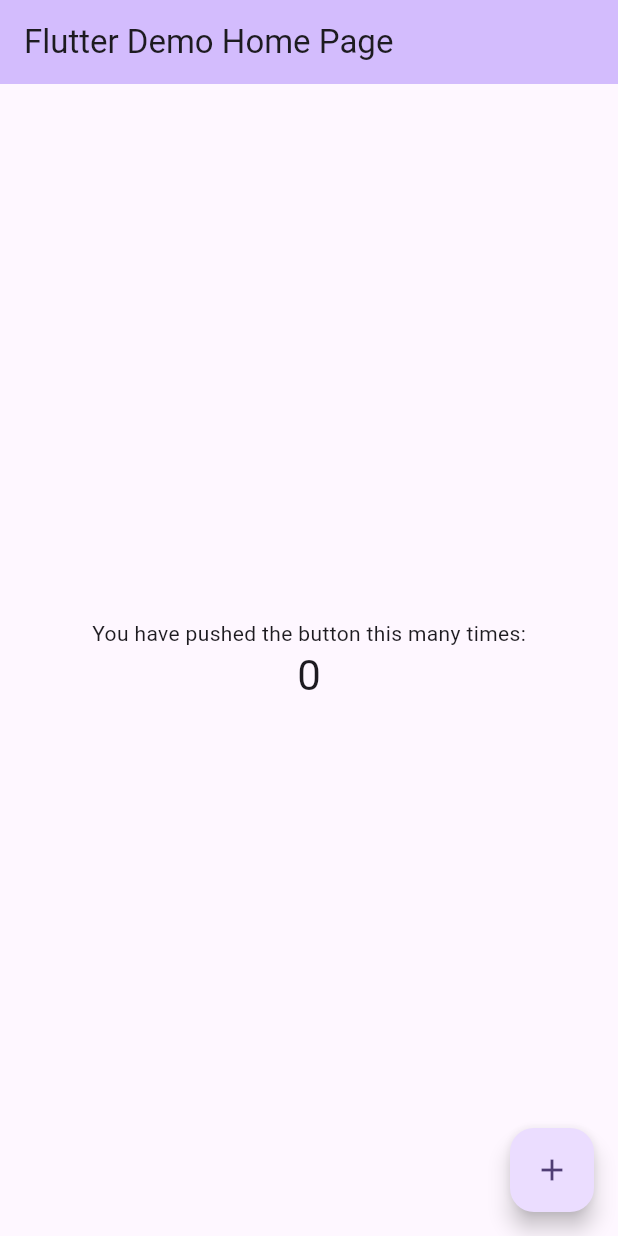
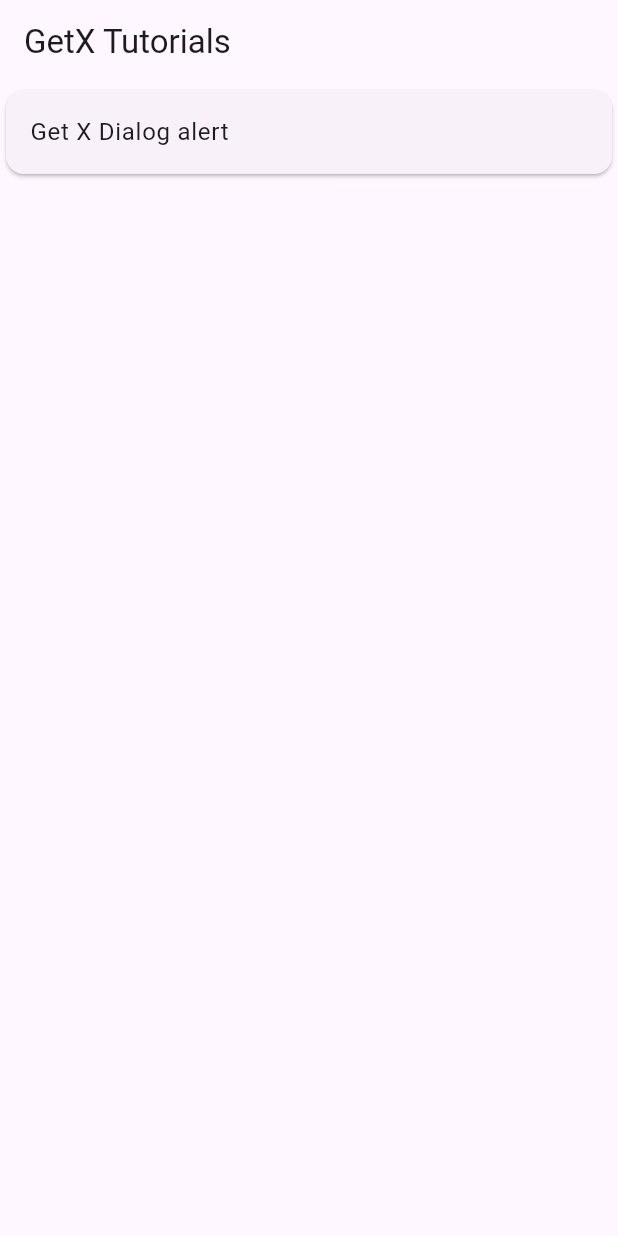
Before and after one commit to Umair-Amjad-Ali/Getx, a Flutter app: the screen it shows after launch, on a phone screen of 412 x 824 dp. Run offline on Flutter 3.47's test engine with Material 3 defaults, Android fonts, the phone set to English and light mode, and no system bars; our stand-ins replace get.

Commit message:
`Updated main.dart to use GetMaterialApp and GetX`

```diff
--- /dev/null
+++ b/lib/home_screen.dart
@@ -0,0 +1,30 @@
+import 'package:flutter/material.dart';
+import 'package:get_x/gender_icon.dart';
+
+class HomeScreen extends StatefulWidget {
+  const HomeScreen({super.key});
+
+  @override
+  State<HomeScreen> createState() => _HomeScreenState();
+}
+
+class _HomeScreenState extends State<HomeScreen> {
+  @override
+  Widget build(BuildContext context) {
+    return Scaffold(
+      appBar: AppBar(
+        title: const Text('GetX Tutorials'),
+      ),
+      body: Column(
+        // mainAxisAlignment: MainAxisAlignment.center,
+        children: [
+          Card(
+            child: ListTile(
+              title: const Text("Get X Dialog alert"),
+            ),
+          )
+        ],
+      ),
+    );
+  }
+}
--- a/lib/main.dart
+++ b/lib/main.dart
@@ -1,4 +1,6 @@
 import 'package:flutter/material.dart';
+import 'package:get/get.dart';
+import 'package:get_x/home_screen.dart';
 
 void main() {
   runApp(const MyApp());
@@ -10,116 +12,12 @@ class MyApp extends StatelessWidget {
   // This widget is the root of your application.
   @override
   Widget build(BuildContext context) {
-    return MaterialApp(
-      title: 'Flutter Demo',
-      theme: ThemeData(
-        // This is the theme of your application.
-        //
-        // TRY THIS: Try running your application with "flutter run". You'll see
-        // the application has a purple toolbar. Then, without quitting the app,
-        // try changing the seedColor in the colorScheme below to Colors.green
-        // and then invoke "hot reload" (save your changes or press the "hot
-        // reload" button in a Flutter-supported IDE, or press "r" if you used
-        // the command line to start the app).
-        //
-        // Notice that the counter didn't reset back to zero; the application
-        // state is not lost during the reload. To reset the state, use hot
-        // restart instead.
-        //
-        // This works for code too, not just values: Most code changes can be
-        // tested with just a hot reload.
-        colorScheme: ColorScheme.fromSeed(seedColor: Colors.deepPurple),
-        useMaterial3: true,
-      ),
-      home: const MyHomePage(title: 'Flutter Demo Home Page'),
-    );
+    return GetMaterialApp(
+        title: 'Flutter Demo',
+        theme: ThemeData(
+          colorScheme: ColorScheme.fromSeed(seedColor: Colors.deepPurple),
+          useMaterial3: true,
+        ),
+        home: const HomeScreen());
   }
 }
-
-class MyHomePage extends StatefulWidget {
-  const MyHomePage({super.key, required this.title});
-
-  // This widget is the home page of your application. It is stateful, meaning
-  // that it has a State object (defined below) that contains fields that affect
-  // how it looks.
-
-  // This class is the configuration for the state. It holds the values (in this
-  // case the title) provided by the parent (in this case the App widget) and
-  // used by the build method of the State. Fields in a Widget subclass are
-  // always marked "final".
-
-  final String title;
-
-  @override
-  State<MyHomePage> createState() => _MyHomePageState();
-}
-
-class _MyHomePageState extends State<MyHomePage> {
-  int _counter = 0;
-
-  void _incrementCounter() {
-    setState(() {
-      // This call to setState tells the Flutter framework that something has
-      // changed in this State, which causes it to rerun the build method below
-      // so that the display can reflect the updated values. If we changed
-      // _counter without calling setState(), then the build method would not be
-      // called again, and so nothing would appear to happen.
-      _counter++;
-    });
-  }
-
-  @override
-  Widget build(BuildContext context) {
-    // This method is rerun every time setState is called, for instance as done
-    // by the _incrementCounter method above.
-    //
-    // The Flutter framework has been optimized to make rerunning build methods
-    // fast, so that you can just rebuild anything that needs updating rather
-    // than having to individually change instances of widgets.
-    return Scaffold(
-      appBar: AppBar(
-        // TRY THIS: Try changing the color here to a specific color (to
-        // Colors.amber, perhaps?) and trigger a hot reload to see the AppBar
-        // change color while the other colors stay the same.
-        backgroundColor: Theme.of(context).colorScheme.inversePrimary,
-        // Here we take the value from the MyHomePage object that was created by
-        // the App.build method, and use it to set our appbar title.
-        title: Text(widget.title),
-      ),
-      body: Center(
-        // Center is a layout widget. It takes a single child and positions it
-        // in the middle of the parent.
-        child: Column(
-          // Column is also a layout widget. It takes a list of children and
-          // arranges them vertically. By default, it sizes itself to fit its
-          // children horizontally, and tries to be as tall as its parent.
-          //
-          // Column has various properties to control how it sizes itself and
-          // how it positions its children. Here we use mainAxisAlignment to
-          // center the children vertically; the main axis here is the vertical
-          // axis because Columns are vertical (the cross axis would be
-          // horizontal).
-          //
-          // TRY THIS: Invoke "debug painting" (choose the "Toggle Debug Paint"
-          // action in the IDE, or press "p" in the console), to see the
-          // wireframe for each widget.
-          mainAxisAlignment: MainAxisAlignment.center,
-          children: <Widget>[
-            const Text(
-              'You have pushed the button this many times:',
-            ),
-            Text(
-              '$_counter',
-              style: Theme.of(context).textTheme.headlineMedium,
-            ),
-          ],
-        ),
-      ),
-      floatingActionButton: FloatingActionButton(
-        onPressed: _incrementCounter,
-        tooltip: 'Increment',
-        child: const Icon(Icons.add),
-      ), // This trailing comma makes auto-formatting nicer for build methods.
-    );
-  }
-}
--- a/pubspec.yaml
+++ b/pubspec.yaml
@@ -34,6 +34,7 @@ dependencies:
   # The following adds the Cupertino Icons font to your application.
   # Use with the CupertinoIcons class for iOS style icons.
   cupertino_icons: ^1.0.8
+  get: ^4.6.6
 
 dev_dependencies:
   flutter_test:
```
Also changed, not shown: lib/gender_icon.dart (added, +73 -0 lines), pubspec.lock.
